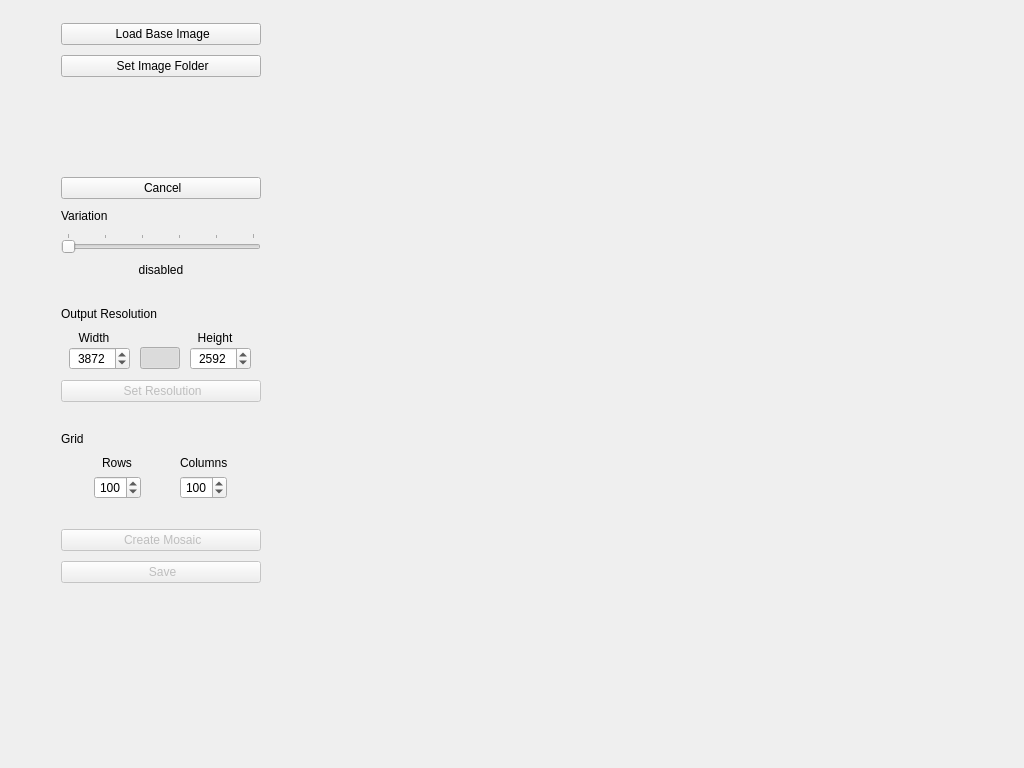
Qt form mainwindow.ui (scheckmedia/ImageMosaicWall) before a commit.
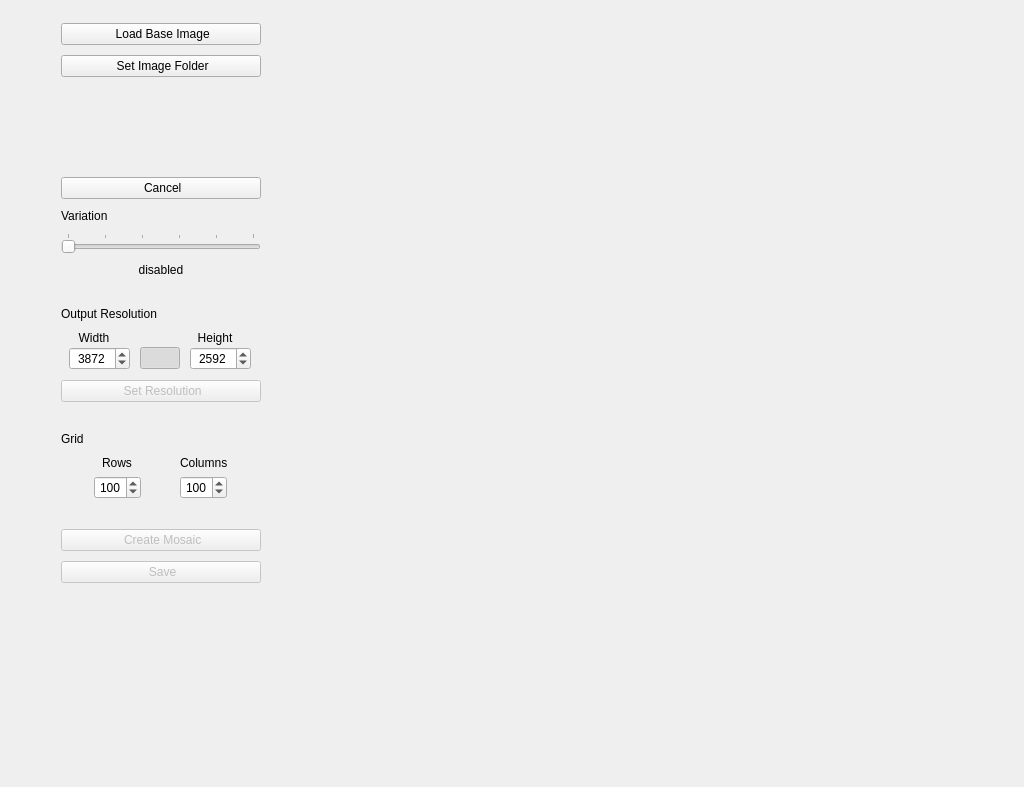
The same form after that commit. Icons and pictures are not drawn. Custom widgets are drawn as their Qt base class.

The edit to the form file:
```diff
--- a/mainwindow.ui
+++ b/mainwindow.ui
@@ -7,7 +7,7 @@
     <x>0</x>
     <y>0</y>
     <width>1024</width>
-    <height>768</height>
+    <height>787</height>
    </rect>
   </property>
   <property name="windowTitle">
```
Left out of the diff: 4 changed lines with no effect on the pictures.
